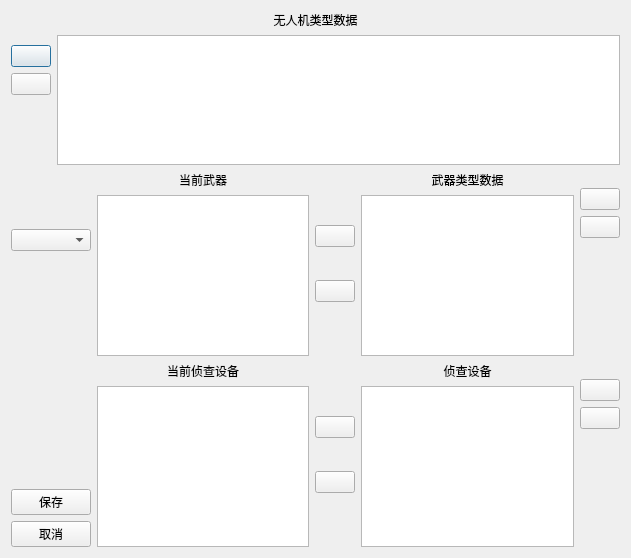
zt900403/UAV, file UAV/UAVServer/dialog/uavtypedatadialog.ui: the form before one commit.
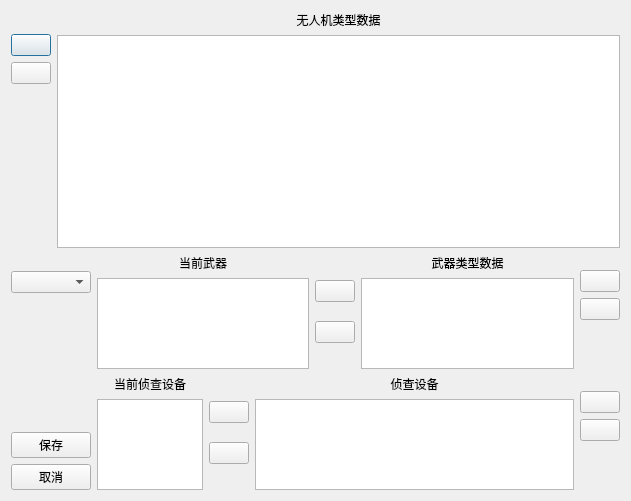
The form after the commit. Icons and pictures are not drawn.

Patch:
```diff
--- a/UAV/UAVServer/dialog/uavtypedatadialog.ui
+++ b/UAV/UAVServer/dialog/uavtypedatadialog.ui
@@ -7,7 +7,7 @@
     <x>0</x>
     <y>0</y>
     <width>631</width>
-    <height>558</height>
+    <height>501</height>
    </rect>
   </property>
   <property name="windowTitle">
@@ -17,17 +17,7 @@
    <iconset resource="../qavserver.qrc">
     <normaloff>:/images/icos/uav.ico</normaloff>:/images/icos/uav.ico</iconset>
   </property>
-  <layout class="QVBoxLayout" name="verticalLayout_13">
-   <item>
-    <widget class="QLabel" name="label">
-     <property name="text">
-      <string>无人机类型数据</string>
-     </property>
-     <property name="alignment">
-      <set>Qt::AlignCenter</set>
-     </property>
-    </widget>
-   </item>
+  <layout class="QVBoxLayout" name="verticalLayout_13" stretch="1,1">
    <item>
     <layout class="QHBoxLayout" name="horizontalLayout">
      <item>
@@ -84,6 +74,16 @@
      </item>
      <item>
       <layout class="QVBoxLayout" name="verticalLayout_4">
+       <item>
+        <widget class="QLabel" name="label">
+         <property name="text">
+          <string>无人机类型数据</string>
+         </property>
+         <property name="alignment">
+          <set>Qt::AlignCenter</set>
+         </property>
+        </widget>
+       </item>
        <item>
         <widget class="QTableWidget" name="uavTableWidget">
          <property name="alternatingRowColors">
@@ -104,7 +104,7 @@
    <item>
     <layout class="QHBoxLayout" name="horizontalLayout_4">
      <item>
-      <layout class="QVBoxLayout" name="verticalLayout_2" stretch="1,2,4,2,2">
+      <layout class="QVBoxLayout" name="verticalLayout_2" stretch="1,2,8,2,2">
        <item>
         <spacer name="verticalSpacer_6">
          <property name="orientation">
@@ -216,12 +216,6 @@
               <iconset resource="../qavserver.qrc">
                <normaloff>:/images/icos/arrow_left.ico</normaloff>:/images/icos/arrow_left.ico</iconset>
              </property>
-             <property name="iconSize">
-              <size>
-               <width>32</width>
-               <height>32</height>
-              </size>
-             </property>
             </widget>
            </item>
            <item>
@@ -249,12 +243,6 @@
               <iconset resource="../qavserver.qrc">
                <normaloff>:/images/icos/arrow_right.ico</normaloff>:/images/icos/arrow_right.ico</iconset>
              </property>
-             <property name="iconSize">
-              <size>
-               <width>32</width>
-               <height>32</height>
-              </size>
-             </property>
             </widget>
            </item>
            <item>
@@ -300,7 +288,7 @@
           </layout>
          </item>
          <item>
-          <layout class="QVBoxLayout" name="verticalLayout_9" stretch="1,3,3,7">
+          <layout class="QVBoxLayout" name="verticalLayout_9" stretch="1,3,3,3">
            <item>
             <spacer name="verticalSpacer_10">
              <property name="orientation">
@@ -354,7 +342,7 @@
         </layout>
        </item>
        <item>
-        <layout class="QHBoxLayout" name="horizontalLayout_2">
+        <layout class="QHBoxLayout" name="horizontalLayout_2" stretch="3,1,9,1">
          <item>
           <layout class="QVBoxLayout" name="verticalLayout_8">
            <item>
@@ -409,12 +397,6 @@
               <iconset resource="../qavserver.qrc">
                <normaloff>:/images/icos/arrow_left.ico</normaloff>:/images/icos/arrow_left.ico</iconset>
              </property>
-             <property name="iconSize">
-              <size>
-               <width>32</width>
-               <height>32</height>
-              </size>
-             </property>
             </widget>
            </item>
            <item>
@@ -442,12 +424,6 @@
               <iconset resource="../qavserver.qrc">
                <normaloff>:/images/icos/arrow_right.ico</normaloff>:/images/icos/arrow_right.ico</iconset>
              </property>
-             <property name="iconSize">
-              <size>
-               <width>32</width>
-               <height>32</height>
-              </size>
-             </property>
             </widget>
            </item>
            <item>
@@ -493,7 +469,7 @@
           </layout>
          </item>
          <item>
-          <layout class="QVBoxLayout" name="verticalLayout_10" stretch="1,3,3,7">
+          <layout class="QVBoxLayout" name="verticalLayout_10" stretch="1,3,3,3">
            <item>
             <spacer name="verticalSpacer_13">
              <property name="orientation">
```
Left out of the diff: 12 changed lines with no effect on the pictures.
